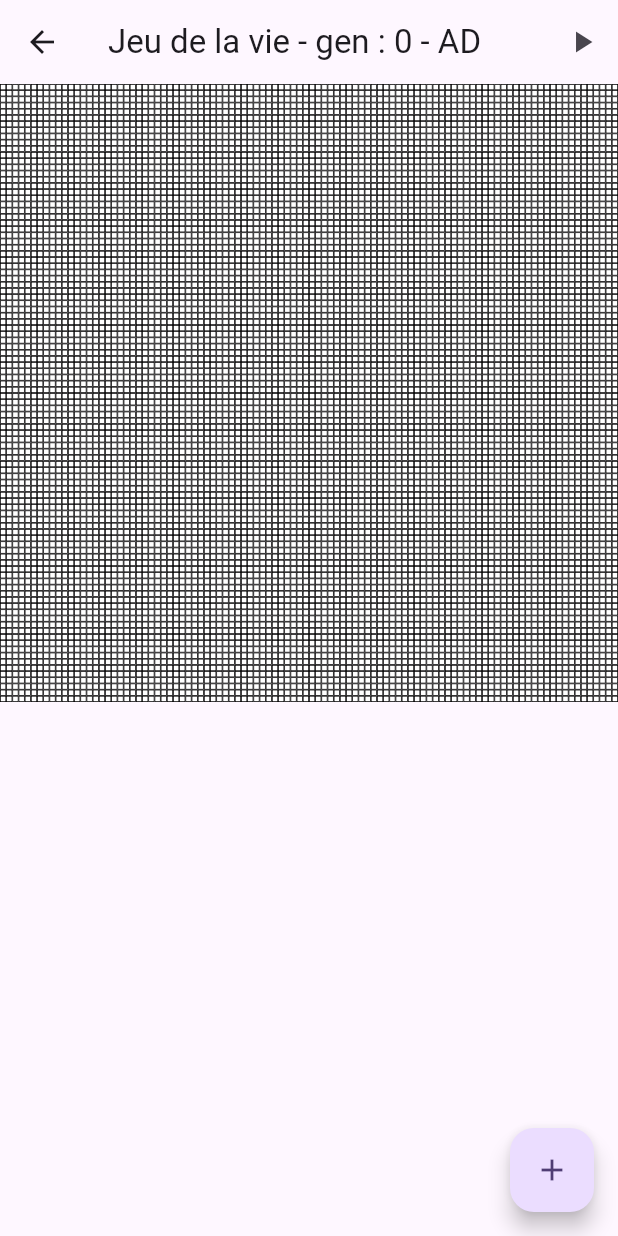
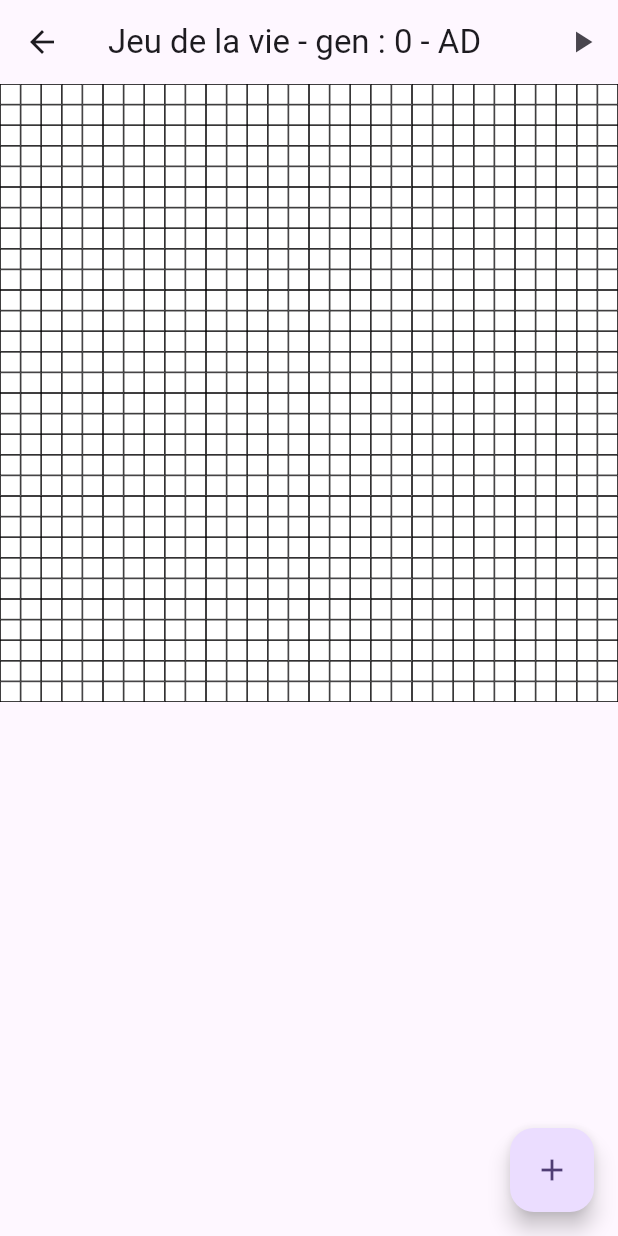
Before and after one commit to Mo8/DevAvanceJeuDeLaVie, a Flutter app: the JeuDeLaViePage screen opened by its route, on a phone screen of 412 x 824 dp. Run offline on Flutter 3.47's test engine with Material 3 defaults, Android fonts, the phone set to English and light mode, and no system bars; missing offline and left inert: mongo_dart, peerdart, zoom_widget; accounts and stored records are empty.

Commit message:
commit dev + plugin file

```diff
--- a/lib/controllers/JeuDeLaVieController.dart
+++ b/lib/controllers/JeuDeLaVieController.dart
@@ -8,16 +8,35 @@ class JeuDeLaVieController extends ChangeNotifier {
   List<List<ValueNotifier<bool>>> tab;
   int generation = 0;
 
+  List<List<bool>> get currentTab => tab.map((e) => e.map((e) => e.value).toList()).toList();
+
   bool resume = false;
 
   Config config;
 
-  JeuDeLaVieController({required this.config, required this.size})
-      : tab = List.generate(size, (index) => List.generate(size, (index) => ValueNotifier<bool>(false)));
+  JeuDeLaVieController({required this.config, required this.size, bool simulateRandom = false, int? goToGeneration})
+      : tab = simulateRandom
+            ? List.generate(size, (indexX) => List.generate(size, (indexY) => ValueNotifier<bool>(Random().nextBool())))
+            : List.generate(size, (index) => List.generate(size, (index) => ValueNotifier<bool>(false))) {
+    if (goToGeneration != null) {
+      for (int i = 0; i < goToGeneration; i++) {
+        doOneGeneration();
+      }
+      notifyListeners();
+    }
+  }
 
   void doGeneration() {
     if (resume) {
       Future.delayed(const Duration(milliseconds: 50), () {
+        doOneGeneration();
+        notifyListeners();
+        doGeneration();
+      });
+    }
+  }
+
+  void doOneGeneration() {
     generation++;
     List<List<bool>> newTab = List.generate(size, (index) => List.generate(size, (index) => false));
     for (int i = 0; i < size; i++) {
@@ -63,10 +82,6 @@ class JeuDeLaVieController extends ChangeNotifier {
         tab[i][j].value = newTab[i][j];
       }
     }
-        notifyListeners();
-        doGeneration();
-      });
-    }
   }
 
   void resumeOrPause() {
--- a/lib/models/User.dart
+++ b/lib/models/User.dart
@@ -5,6 +5,8 @@ class User {
   String username;
   Config config;
 
+  String get userLabel => "${username}_$config";
+
   User({required this.username, required this.config});
 
 
--- a/lib/pages/HomePage.dart
+++ b/lib/pages/HomePage.dart
@@ -24,7 +24,7 @@ class HomePage extends StatelessWidget {
           child: Column(
             mainAxisAlignment: MainAxisAlignment.center,
             children: [
-            Text("Logged as : ${context.watch<LoginController>().user?.username ?? "No user"}"),
+              Text("Logged as : ${context.watch<LoginController>().user?.userLabel ?? "No user"}"),
               IconButton(
                 onPressed: () {
                   Navigator.pushNamed(context, "/jeuDeLaVie");
@@ -45,7 +45,8 @@ class HomePage extends StatelessWidget {
               ),
             ],
           ),
-      )),
+        ),
+      ),
     );
   }
 }
--- a/lib/pages/JeuDeLaViePage.dart
+++ b/lib/pages/JeuDeLaViePage.dart
@@ -4,32 +4,23 @@ import 'package:jeu_de_la_vie/models/Config.dart';
 import 'package:jeu_de_la_vie/widgets/JeuDeLaVieWidget.dart';
 import 'package:provider/provider.dart';
 
-class JeuDeLaViePage extends StatefulWidget {
+class JeuDeLaViePage extends StatelessWidget {
   final Config config;
+  final simulateRandom;
+  final int? goToGeneration;
 
-  const JeuDeLaViePage({Key? key, required this.config}) : super(key: key);
-
-  @override
-  State<JeuDeLaViePage> createState() => _JeuDeLaViePageState();
-}
-
-class _JeuDeLaViePageState extends State<JeuDeLaViePage> {
-  @override
-  void initState() {
-    super.initState();
-  }
+  const JeuDeLaViePage({Key? key, required this.config, this.simulateRandom = false, this.goToGeneration, }) : super(key: key);
 
   @override
   Widget build(BuildContext context) {
     return ChangeNotifierProvider(
-      create: (context) => JeuDeLaVieController(config: widget.config, size: 100),
+      create: (context) => JeuDeLaVieController(config: config, size: 30,simulateRandom: simulateRandom , goToGeneration: goToGeneration),
       builder: (context, child) {
         return Scaffold(
           appBar: AppBar(
             title: Consumer(
               builder: (context, JeuDeLaVieController controller, child) {
-                return Text(
-                    "Jeu de la vie - gen : ${controller.generation} - ${controller.config.survive.join()}A${controller.config.born.join()}D");
+                return Text("Jeu de la vie - gen : ${controller.generation} - ${controller.config.survive.join()}A${controller.config.born.join()}D");
               },
             ),
             actions: [
@@ -39,15 +30,24 @@ class _JeuDeLaViePageState extends State<JeuDeLaViePage> {
                   },
                   icon: Icon(context.watch<JeuDeLaVieController>().resume ? Icons.pause : Icons.play_arrow),
                 ),
+              if(simulateRandom)
+                IconButton(
+                  onPressed: () {
+                    Navigator.pop(context, context.read<JeuDeLaVieController>().currentTab);
+                  },
+                  icon: const Icon(Icons.send),
+                )
             ],
           ),
           body: const JeuDeLaVieWidget(),
-          floatingActionButton: FloatingActionButton(
+          floatingActionButton: !simulateRandom
+              ? FloatingActionButton(
                   onPressed: () {
                     context.read<JeuDeLaVieController>().addCells();
                   },
                   child: const Icon(Icons.add),
-          ),
+                )
+              : null,
         );
       },
     );
```
Also changed, not shown: lib/constants.dart (+13 -0 lines), lib/controllers/PeerController.dart (+48 -19 lines), lib/models/Config.dart (+10 -0 lines), lib/widgets/ChatWidget.dart (+56 -21 lines), 2 other files. Lines whose indentation alone changed are shown as unchanged.
